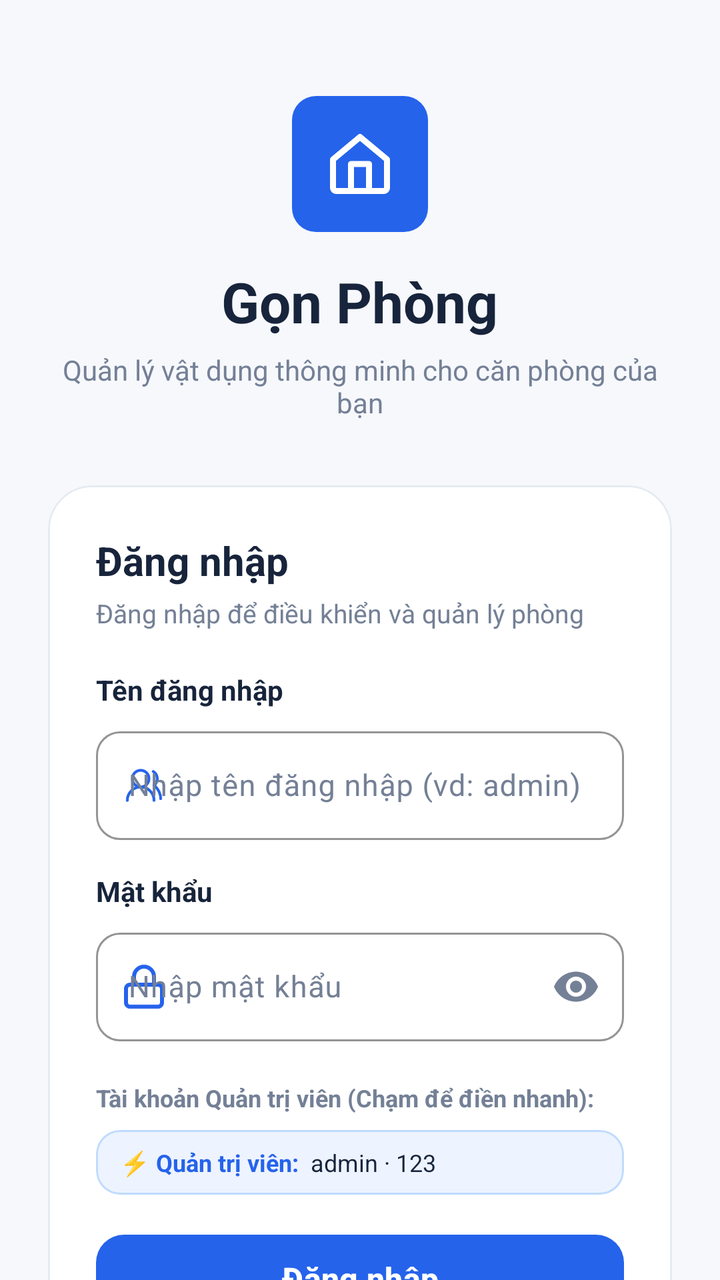
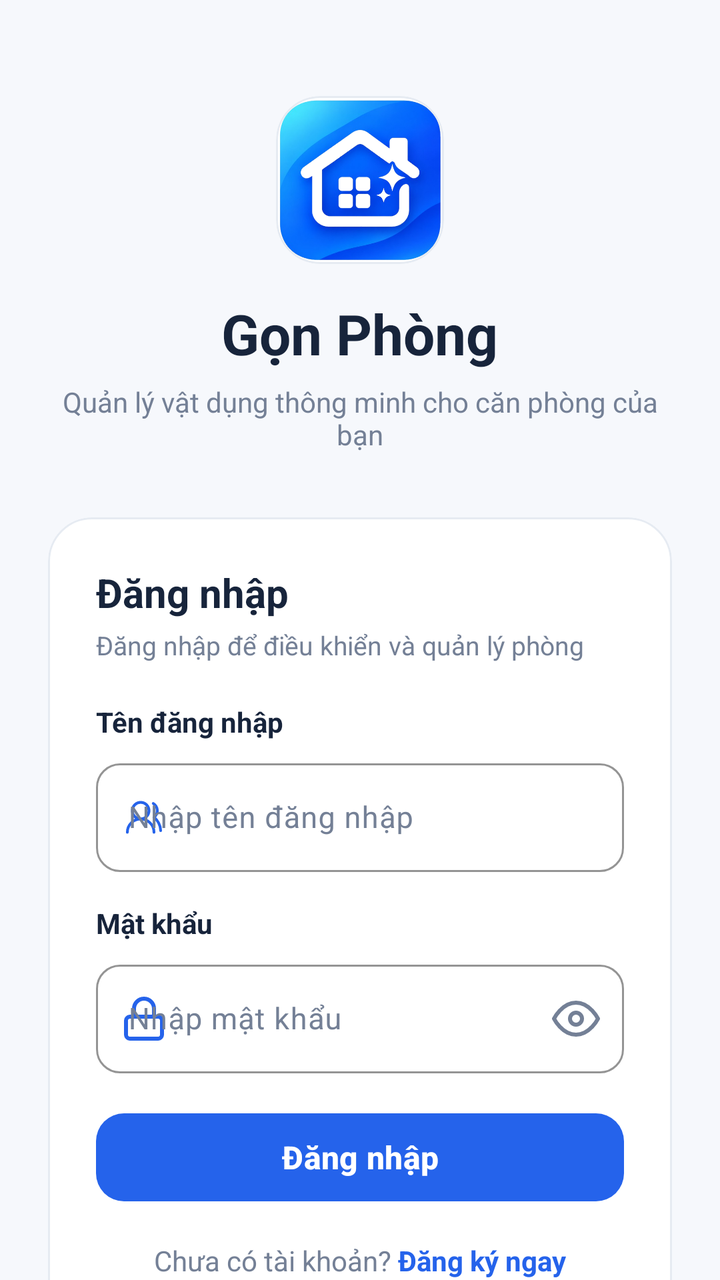

An Android layout rendered at two revisions. The XML below is the earlier revision; the diff shows what the commit changed to produce the second picture.
<!-- AndroidManifest.xml: application theme Theme.DoAn20 -->
<!-- res/layout/fragment_login.xml -->
<?xml version="1.0" encoding="utf-8"?>
<androidx.core.widget.NestedScrollView
    xmlns:android="http://schemas.android.com/apk/res/android"
    xmlns:app="http://schemas.android.com/apk/res-auto"
    xmlns:tools="http://schemas.android.com/tools"
    android:layout_width="match_parent"
    android:layout_height="match_parent"
    android:background="@color/background"
    android:fillViewport="true">

    <LinearLayout
        android:layout_width="match_parent"
        android:layout_height="wrap_content"
        android:gravity="center_horizontal"
        android:orientation="vertical"
        android:paddingHorizontal="24dp"
        android:paddingTop="48dp"
        android:paddingBottom="40dp">

        
        <FrameLayout
            android:layout_width="68dp"
            android:layout_height="68dp"
            android:background="@drawable/bg_logo_square">

            <ImageView
                android:layout_width="36dp"
                android:layout_height="36dp"
                android:layout_gravity="center"
                android:src="@drawable/ic_home"
                app:tint="@color/white"
                android:contentDescription="@null" />
        </FrameLayout>

        <TextView
            android:layout_width="wrap_content"
            android:layout_height="wrap_content"
            android:layout_marginTop="16dp"
            android:text="Gọn Phòng"
            android:textColor="@color/text_primary"
            android:textSize="28sp"
            android:textStyle="bold" />

        <TextView
            android:layout_width="wrap_content"
            android:layout_height="wrap_content"
            android:layout_marginTop="6dp"
            android:gravity="center"
            android:text="Quản lý vật dụng thông minh cho căn phòng của bạn"
            android:textColor="@color/text_secondary"
            android:textSize="14sp" />

        
        <com.google.android.material.card.MaterialCardView
            android:layout_width="match_parent"
            android:layout_height="wrap_content"
            android:layout_marginTop="32dp"
            app:cardBackgroundColor="@color/surface"
            app:cardCornerRadius="22dp"
            app:cardElevation="0dp"
            app:strokeColor="@color/border"
            app:strokeWidth="1dp">

            <LinearLayout
                android:layout_width="match_parent"
                android:layout_height="wrap_content"
                android:orientation="vertical"
                android:padding="24dp">

                <TextView
                    android:layout_width="wrap_content"
                    android:layout_height="wrap_content"
                    android:text="Đăng nhập"
                    android:textColor="@color/text_primary"
                    android:textSize="20sp"
                    android:textStyle="bold" />

                <TextView
                    android:layout_width="wrap_content"
                    android:layout_height="wrap_content"
                    android:layout_marginTop="4dp"
                    android:text="Đăng nhập để điều khiển và quản lý phòng"
                    android:textColor="@color/text_secondary"
                    android:textSize="13sp" />

                
                <TextView
                    android:layout_width="wrap_content"
                    android:layout_height="wrap_content"
                    android:layout_marginTop="20dp"
                    android:layout_marginBottom="6dp"
                    android:text="Tên đăng nhập"
                    android:textColor="@color/text_primary"
                    android:textSize="14sp"
                    android:textStyle="bold" />

                <com.google.android.material.textfield.TextInputLayout
                    android:id="@+id/tilUsername"
                    style="@style/Widget.App.TextInputLayout"
                    android:layout_width="match_parent"
                    android:layout_height="wrap_content"
                    app:startIconDrawable="@drawable/ic_users_round"
                    app:startIconTint="@color/primary_blue">

                    <com.google.android.material.textfield.TextInputEditText
                        android:id="@+id/etUsername"
                        android:layout_width="match_parent"
                        android:layout_height="wrap_content"
                        android:hint="Nhập tên đăng nhập (vd: admin)"
                        android:inputType="text"
                        android:textColor="@color/text_primary"
                        android:textSize="15sp" />
                </com.google.android.material.textfield.TextInputLayout>

                
                <TextView
                    android:layout_width="wrap_content"
                    android:layout_height="wrap_content"
                    android:layout_marginTop="16dp"
                    android:layout_marginBottom="6dp"
                    android:text="Mật khẩu"
                    android:textColor="@color/text_primary"
                    android:textSize="14sp"
                    android:textStyle="bold" />

                <com.google.android.material.textfield.TextInputLayout
                    android:id="@+id/tilPassword"
                    style="@style/Widget.App.TextInputLayout"
                    android:layout_width="match_parent"
                    android:layout_height="wrap_content"
                    app:endIconMode="password_toggle"
                    app:startIconDrawable="@drawable/ic_lock"
                    app:startIconTint="@color/primary_blue">

                    <com.google.android.material.textfield.TextInputEditText
                        android:id="@+id/etPassword"
                        android:layout_width="match_parent"
                        android:layout_height="wrap_content"
                        android:hint="Nhập mật khẩu"
                        android:inputType="textPassword"
                        android:textColor="@color/text_primary"
                        android:textSize="15sp" />
                </com.google.android.material.textfield.TextInputLayout>

                
                <TextView
                    android:layout_width="wrap_content"
                    android:layout_height="wrap_content"
                    android:layout_marginTop="20dp"
                    android:text="Tài khoản Quản trị viên (Chạm để điền nhanh):"
                    android:textColor="@color/text_muted"
                    android:textSize="12sp"
                    android:textStyle="bold" />

                
                <com.google.android.material.card.MaterialCardView
                    android:id="@+id/cardQuickAdmin"
                    android:layout_width="match_parent"
                    android:layout_height="wrap_content"
                    android:layout_marginTop="8dp"
                    android:clickable="true"
                    android:focusable="true"
                    app:cardBackgroundColor="@color/primary_blue_container"
                    app:cardCornerRadius="12dp"
                    app:cardElevation="0dp"
                    app:strokeColor="#BFDBFE"
                    app:strokeWidth="1dp">

                    <LinearLayout
                        android:layout_width="match_parent"
                        android:layout_height="wrap_content"
                        android:gravity="center_vertical"
                        android:orientation="horizontal"
                        android:paddingHorizontal="12dp"
                        android:paddingVertical="8dp">

                        <TextView
                            android:layout_width="wrap_content"
                            android:layout_height="wrap_content"
                            android:text="⚡ Quản trị viên:"
                            android:textColor="@color/primary_blue"
                            android:textSize="12sp"
                            android:textStyle="bold" />

                        <TextView
                            android:layout_width="0dp"
                            android:layout_height="wrap_content"
                            android:layout_marginStart="6dp"
                            android:layout_weight="1"
                            android:text="admin · 123"
                            android:textColor="@color/text_primary"
                            android:textSize="12sp" />
                    </LinearLayout>
                </com.google.android.material.card.MaterialCardView>

                
                <ProgressBar
                    android:id="@+id/progressBarLogin"
                    android:layout_width="wrap_content"
                    android:layout_height="wrap_content"
                    android:layout_gravity="center"
                    android:layout_marginTop="16dp"
                    android:indeterminateTint="@color/primary_blue"
                    android:visibility="gone" />

                
                <com.google.android.material.button.MaterialButton
                    android:id="@+id/btnLogin"
                    style="@style/Widget.App.Button.Primary"
                    android:layout_width="match_parent"
                    android:layout_height="52dp"
                    android:layout_marginTop="16dp"
                    android:text="Đăng nhập"
                    android:textSize="16sp"
                    app:cornerRadius="14dp" />

                
                <LinearLayout
                    android:layout_width="wrap_content"
                    android:layout_height="wrap_content"
                    android:layout_gravity="center_horizontal"
                    android:layout_marginTop="16dp"
                    android:orientation="horizontal">

                    <TextView
                        android:layout_width="wrap_content"
                        android:layout_height="wrap_content"
                        android:text="Chưa có tài khoản? "
                        android:textColor="@color/text_secondary"
                        android:textSize="14sp" />

                    <TextView
                        android:id="@+id/tvGoToRegister"
                        android:layout_width="wrap_content"
                        android:layout_height="wrap_content"
                        android:clickable="true"
                        android:focusable="true"
                        android:text="Đăng ký ngay"
                        android:textColor="@color/primary_blue"
                        android:textSize="14sp"
                        android:textStyle="bold" />
                </LinearLayout>

            </LinearLayout>
        </com.google.android.material.card.MaterialCardView>

        
        <TextView
            android:layout_width="wrap_content"
            android:layout_height="wrap_content"
            android:layout_marginTop="32dp"
            android:text="Gọn Phòng · Phiên bản 1.0.0"
            android:textColor="@color/text_muted"
            android:textSize="12sp" />

    </LinearLayout>

</androidx.core.widget.NestedScrollView>
<!-- resources referenced by this layout -->
<resources>
  <color name="background">#F6F8FC</color>
  <color name="border">#E6EBF2</color>
  <color name="primary_blue">#2563EB</color>
  <color name="primary_blue_container">#EDF3FF</color>
  <color name="surface">#FFFFFF</color>
  <color name="text_muted">#748096</color>
  <color name="text_primary">#17243B</color>
  <color name="text_secondary">#748096</color>
  <color name="white">#FFFFFF</color>
  <!-- drawable bg_logo_square (drawable) -->
  <?xml version="1.0" encoding="utf-8"?>
  <shape xmlns:android="http://schemas.android.com/apk/res/android"
      android:shape="rectangle">
      <solid android:color="@color/primary_blue" />
      <corners android:radius="12dp" />
  </shape>
  <!-- drawable ic_home (drawable) -->
  <vector xmlns:android="http://schemas.android.com/apk/res/android"
      android:width="24dp"
      android:height="24dp"
      android:viewportWidth="24"
      android:viewportHeight="24">
      <path
          android:fillColor="#00000000"
          android:strokeColor="#2563EB"
          android:strokeWidth="2"
          android:strokeLineCap="round"
          android:strokeLineJoin="round"
          android:pathData="M3,10.5L12,3L21,10.5V20C21,20.55 20.55,21 20,21H4C3.45,21 3,20.55 3,20V10.5Z" />
      <path
          android:fillColor="#00000000"
          android:strokeColor="#2563EB"
          android:strokeWidth="2"
          android:strokeLineCap="round"
          android:strokeLineJoin="round"
          android:pathData="M9,21V12H15V21" />
  </vector>
  <style name="Widget.App.Button.Primary" parent="Widget.Material3.Button">
          <item name="android:minHeight">@dimen/button_height</item>
          <item name="backgroundTint">@color/primary_blue</item>
          <item name="android:textColor">@color/white</item>
          <item name="android:textStyle">bold</item>
          <item name="cornerRadius">@dimen/radius_medium</item>
          <item name="elevation">0dp</item>
      </style>
  <dimen name="button_height">50dp</dimen>
  <dimen name="radius_medium">12dp</dimen>
  <color name="primary_blue_dark">#1D4ED8</color>
  <color name="surface_variant">#F1F5F9</color>
  <color name="border_light">#E6EBF2</color>
  <style name="ShapeAppearance.App.SmallComponent" parent="ShapeAppearance.Material3.SmallComponent">
          <item name="cornerSize">@dimen/radius_small</item>
      </style>
  <style name="ShapeAppearance.App.MediumComponent" parent="ShapeAppearance.Material3.MediumComponent">
          <item name="cornerSize">@dimen/radius_medium</item>
      </style>
  <style name="ShapeAppearance.App.LargeComponent" parent="ShapeAppearance.Material3.LargeComponent">
          <item name="cornerSize">@dimen/radius_large</item>
      </style>
  <dimen name="radius_small">8dp</dimen>
  <dimen name="radius_large">16dp</dimen>
  <!-- unchanged entries left out for length: 4 -->
</resources>

<!-- the commit's change to res/layout/fragment_login.xml (unified diff, before → after) -->
@@ -18,19 +18,22 @@
         android:paddingBottom="40dp">
 
         
-        <FrameLayout
-            android:layout_width="68dp"
-            android:layout_height="68dp"
-            android:background="@drawable/bg_logo_square">
+        <com.google.android.material.card.MaterialCardView
+            android:layout_width="84dp"
+            android:layout_height="84dp"
+            app:cardBackgroundColor="@color/surface"
+            app:cardCornerRadius="22dp"
+            app:cardElevation="0dp"
+            app:strokeColor="@color/border"
+            app:strokeWidth="1dp">
 
             <ImageView
-                android:layout_width="36dp"
-                android:layout_height="36dp"
-                android:layout_gravity="center"
-                android:src="@drawable/ic_home"
-                app:tint="@color/white"
-                android:contentDescription="@null" />
-        </FrameLayout>
+                android:layout_width="match_parent"
+                android:layout_height="match_parent"
+                android:scaleType="fitCenter"
+                android:src="@drawable/app_logo"
+                android:contentDescription="@string/app_name" />
+        </com.google.android.material.card.MaterialCardView>
 
         <TextView
             android:layout_width="wrap_content"
@@ -106,7 +109,7 @@
                         android:id="@+id/etUsername"
                         android:layout_width="match_parent"
                         android:layout_height="wrap_content"
-                        android:hint="Nhập tên đăng nhập (vd: admin)"
+                        android:hint="Nhập tên đăng nhập"
                         android:inputType="text"
                         android:textColor="@color/text_primary"
                         android:textSize="15sp" />
@@ -129,6 +132,9 @@
                     android:layout_width="match_parent"
                     android:layout_height="wrap_content"
                     app:endIconMode="password_toggle"
+                    app:endIconDrawable="@drawable/selector_password_visibility"
+                    app:endIconTint="@color/selector_password_icon_tint"
+                    app:endIconContentDescription="Hiện/Ẩn mật khẩu"
                     app:startIconDrawable="@drawable/ic_lock"
                     app:startIconTint="@color/primary_blue">
 
@@ -141,57 +147,6 @@
                         android:textColor="@color/text_primary"
                         android:textSize="15sp" />
                 </com.google.android.material.textfield.TextInputLayout>
-
-                
-                <TextView
-                    android:layout_width="wrap_content"
-                    android:layout_height="wrap_content"
-                    android:layout_marginTop="20dp"
-                    android:text="Tài khoản Quản trị viên (Chạm để điền nhanh):"
-                    android:textColor="@color/text_muted"
-                    android:textSize="12sp"
-                    android:textStyle="bold" />
-
-                
-                <com.google.android.material.card.MaterialCardView
-                    android:id="@+id/cardQuickAdmin"
-                    android:layout_width="match_parent"
-                    android:layout_height="wrap_content"
-                    android:layout_marginTop="8dp"
-                    android:clickable="true"
-                    android:focusable="true"
-                    app:cardBackgroundColor="@color/primary_blue_container"
-                    app:cardCornerRadius="12dp"
-                    app:cardElevation="0dp"
-                    app:strokeColor="#BFDBFE"
-                    app:strokeWidth="1dp">
-
-                    <LinearLayout
-                        android:layout_width="match_parent"
-                        android:layout_height="wrap_content"
-                        android:gravity="center_vertical"
-                        android:orientation="horizontal"
-                        android:paddingHorizontal="12dp"
-                        android:paddingVertical="8dp">
-
-                        <TextView
-                            android:layout_width="wrap_content"
-                            android:layout_height="wrap_content"
-                            android:text="⚡ Quản trị viên:"
-                            android:textColor="@color/primary_blue"
-                            android:textSize="12sp"
-                            android:textStyle="bold" />
-
-                        <TextView
-                            android:layout_width="0dp"
-                            android:layout_height="wrap_content"
-                            android:layout_marginStart="6dp"
-                            android:layout_weight="1"
-                            android:text="admin · 123"
-                            android:textColor="@color/text_primary"
-                            android:textSize="12sp" />
-                    </LinearLayout>
-                </com.google.android.material.card.MaterialCardView>
 
                 
                 <ProgressBar
<!-- resource entries referenced after the edit -->
@@ -8,35 +8,15 @@
   <color name="text_muted">#748096</color>
   <color name="text_primary">#17243B</color>
   <color name="text_secondary">#748096</color>
+  <!-- drawable app_logo: png bitmap (drawable, 158381 bytes) -->
+  <!-- drawable selector_password_visibility (drawable) -->
+  <?xml version="1.0" encoding="utf-8"?>
+  <selector xmlns:android="http://schemas.android.com/apk/res/android">
+      <item android:state_checked="true" android:drawable="@drawable/ic_visibility_off" />
+      <item android:drawable="@drawable/ic_visibility" />
+  </selector>
+  <string name="app_name">Gọn Phòng</string>
   <color name="white">#FFFFFF</color>
-  <!-- drawable bg_logo_square (drawable) -->
-  <?xml version="1.0" encoding="utf-8"?>
-  <shape xmlns:android="http://schemas.android.com/apk/res/android"
-      android:shape="rectangle">
-      <solid android:color="@color/primary_blue" />
-      <corners android:radius="12dp" />
-  </shape>
-  <!-- drawable ic_home (drawable) -->
-  <vector xmlns:android="http://schemas.android.com/apk/res/android"
-      android:width="24dp"
-      android:height="24dp"
-      android:viewportWidth="24"
-      android:viewportHeight="24">
-      <path
-          android:fillColor="#00000000"
-          android:strokeColor="#2563EB"
-          android:strokeWidth="2"
-          android:strokeLineCap="round"
-          android:strokeLineJoin="round"
-          android:pathData="M3,10.5L12,3L21,10.5V20C21,20.55 20.55,21 20,21H4C3.45,21 3,20.55 3,20V10.5Z" />
-      <path
-          android:fillColor="#00000000"
-          android:strokeColor="#2563EB"
-          android:strokeWidth="2"
-          android:strokeLineCap="round"
-          android:strokeLineJoin="round"
-          android:pathData="M9,21V12H15V21" />
-  </vector>
   <style name="Widget.App.Button.Primary" parent="Widget.Material3.Button">
           <item name="android:minHeight">@dimen/button_height</item>
           <item name="backgroundTint">@color/primary_blue</item>
@@ -45,6 +25,48 @@
           <item name="cornerRadius">@dimen/radius_medium</item>
           <item name="elevation">0dp</item>
       </style>
+  <!-- drawable ic_visibility_off (drawable) -->
+  <vector xmlns:android="http://schemas.android.com/apk/res/android"
+      android:width="24dp"
+      android:height="24dp"
+      android:viewportWidth="24"
+      android:viewportHeight="24">
+      <path
+          android:fillColor="#00000000"
+          android:strokeColor="#64748B"
+          android:strokeWidth="2"
+          android:strokeLineCap="round"
+          android:strokeLineJoin="round"
+          android:pathData="M17.94,17.94A10.07,10.07 0 0,1 12,20c-7,0 -11,-8 -11,-8a18.45,18.45 0 0,1 5.06,-5.94M9.9,4.24A9.12,9.12 0 0,1 12,4c7,0 11,8 11,8a18.5,18.5 0 0,1 -2.16,3.19m-6.72,-1.07a3,3 0 1,1 -4.24,-4.24" />
+      <path
+          android:fillColor="#00000000"
+          android:strokeColor="#64748B"
+          android:strokeWidth="2"
+          android:strokeLineCap="round"
+          android:strokeLineJoin="round"
+          android:pathData="M1,1l22,22" />
+  </vector>
+  <!-- drawable ic_visibility (drawable) -->
+  <vector xmlns:android="http://schemas.android.com/apk/res/android"
+      android:width="24dp"
+      android:height="24dp"
+      android:viewportWidth="24"
+      android:viewportHeight="24">
+      <path
+          android:fillColor="#00000000"
+          android:strokeColor="#64748B"
+          android:strokeWidth="2"
+          android:strokeLineCap="round"
+          android:strokeLineJoin="round"
+          android:pathData="M1,12s4,-8 11,-8 11,8 11,8 -4,8 -11,8 -11,-8 -11,-8z" />
+      <path
+          android:fillColor="#00000000"
+          android:strokeColor="#64748B"
+          android:strokeWidth="2"
+          android:strokeLineCap="round"
+          android:strokeLineJoin="round"
+          android:pathData="M12,12m-3,0a3,3 0 1,0 6,0a3,3 0 1,0 -6,0" />
+  </vector>
   <dimen name="button_height">50dp</dimen>
   <dimen name="radius_medium">12dp</dimen>
   <color name="primary_blue_dark">#1D4ED8</color>
